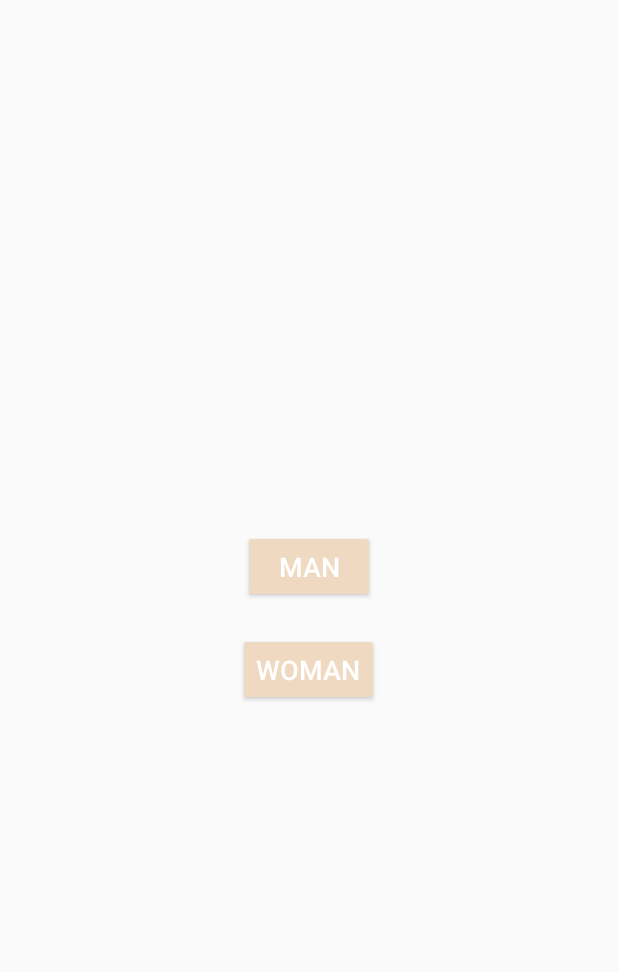
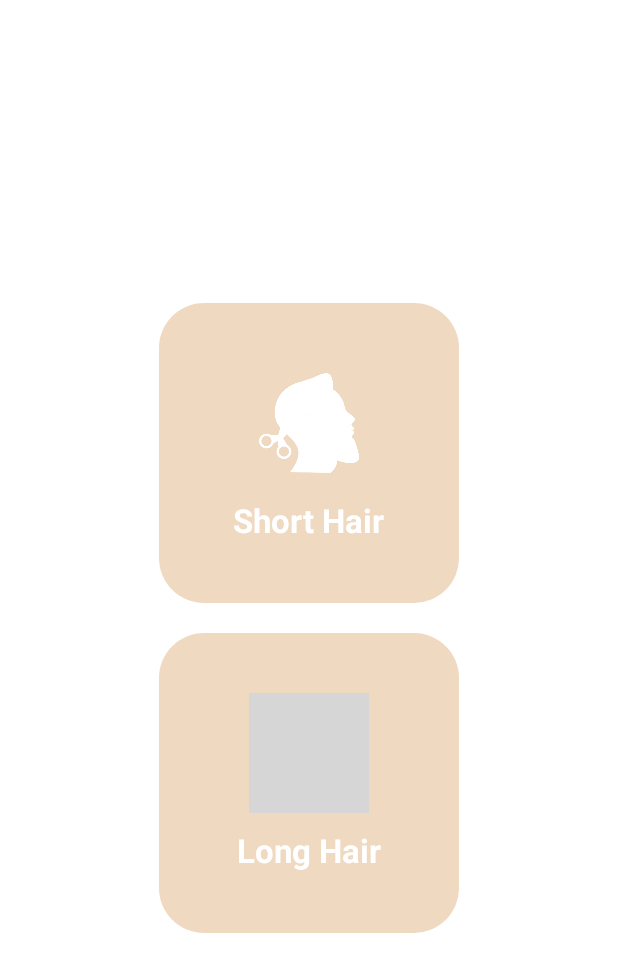
Before and after one commit to EliranMalka1/BarberShop-AndroidStudio, an Android app: the gender screen opened through its navigation route, on a phone screen of 412 x 824 dp. Shown: the top 972 px of the screen. Run offline under Robolectric (Android 15) with nearby library versions, the phone set to English and light mode, and no system bars; our stand-ins replace Firebase (no records; nobody signed in at launch, a user with empty details on screens opened directly); grey boxes are pictures that could not be loaded.

Commit message:
change gender style

```diff
--- a/app/src/main/java/com/example/navigtion_app/frams/gender.java
+++ b/app/src/main/java/com/example/navigtion_app/frams/gender.java
@@ -9,6 +9,7 @@ import android.view.LayoutInflater;
 import android.view.View;
 import android.view.ViewGroup;
 import android.widget.Button;
+import android.widget.LinearLayout;
 
 import com.example.navigtion_app.R;
 
@@ -65,7 +66,7 @@ public class gender extends Fragment {
 
         View view=inflater.inflate(R.layout.fragment_gender, container, false);
 
-        Button shortHair=view.findViewById(R.id.button_man);
+        LinearLayout shortHair=view.findViewById(R.id.button_man);
         shortHair.setOnClickListener(new View.OnClickListener() {
             @Override
             public void onClick(View v) {
@@ -73,7 +74,7 @@ public class gender extends Fragment {
             }
         });
 
-        Button longHair=view.findViewById(R.id.button_woman);
+        LinearLayout longHair=view.findViewById(R.id.button_woman);
         longHair.setOnClickListener(new View.OnClickListener() {
             @Override
             public void onClick(View v) {
--- /dev/null
+++ b/app/src/main/res/drawable/rounded_square_button.xml
@@ -0,0 +1,6 @@
+<?xml version="1.0" encoding="utf-8"?>
+<shape xmlns:android="http://schemas.android.com/apk/res/android"
+    android:shape="rectangle">
+    <corners android:radius="30dp"/> <!-- פינות יותר חדות -->
+    <solid android:color="@color/brown"/> <!-- צבע הכפתור -->
+</shape>
--- a/app/src/main/res/layout/fragment_gender.xml
+++ b/app/src/main/res/layout/fragment_gender.xml
@@ -1,9 +1,11 @@
 <?xml version="1.0" encoding="utf-8"?>
 <FrameLayout xmlns:android="http://schemas.android.com/apk/res/android"
+    xmlns:app="http://schemas.android.com/apk/res-auto"
     xmlns:tools="http://schemas.android.com/tools"
     android:layout_width="match_parent"
     android:layout_height="match_parent"
-    tools:context=".frams.gender">
+    tools:context=".frams.gender"
+    android:background="@color/white">
 
     <LinearLayout
         android:layout_width="match_parent"
@@ -12,29 +14,66 @@
         android:gravity="center"
         android:padding="20dp">
 
-        <Button
+        <!-- כפתור MAN -->
+        <LinearLayout
             android:id="@+id/button_man"
-            android:layout_width="wrap_content"
-            android:layout_height="wrap_content"
-            android:text="Man"
-            android:textSize="18sp"
-            android:padding="12dp"
-            android:backgroundTint="@color/brown"
-            android:textColor="@android:color/white" />
+            android:layout_width="200dp"
+            android:layout_height="200dp"
+            android:orientation="vertical"
+            android:gravity="center"
+            android:background="@drawable/rounded_square_button"
+            android:padding="15dp"
+            android:clickable="true"
+            android:focusable="true"
+            android:layout_marginBottom="20dp">
 
-        <View
-            android:layout_width="match_parent"
-            android:layout_height="20dp" />
+            <ImageView
+                android:layout_width="80dp"
+                android:layout_height="80dp"
+                android:src="@drawable/shorthair"
+                android:layout_gravity="center"
+                app:tint="@android:color/white" />
 
-        <Button
+            <TextView
+                android:layout_width="wrap_content"
+                android:layout_height="wrap_content"
+                android:text="Short Hair"
+                android:textSize="22sp"
+                android:textColor="@android:color/white"
+                android:textStyle="bold"
+                android:layout_marginTop="10dp"
+                android:layout_gravity="center" />
+        </LinearLayout>
+
+        <!-- כפתור WOMAN -->
+        <LinearLayout
             android:id="@+id/button_woman"
-            android:layout_width="wrap_content"
-            android:layout_height="wrap_content"
-            android:text="Woman"
-            android:textSize="18sp"
-            android:padding="12dp"
-            android:backgroundTint="@color/brown"
-            android:textColor="@android:color/white" />
+            android:layout_width="200dp"
+            android:layout_height="200dp"
+            android:orientation="vertical"
+            android:gravity="center"
+            android:background="@drawable/rounded_square_button"
+            android:padding="15dp"
+            android:clickable="true"
+            android:focusable="true">
+
+            <ImageView
+                android:layout_width="80dp"
+                android:layout_height="80dp"
+                android:src="@drawable/longhair"
+                android:layout_gravity="center"
+                app:tint="@android:color/white" />
+
+            <TextView
+                android:layout_width="wrap_content"
+                android:layout_height="wrap_content"
+                android:text="Long Hair"
+                android:textSize="22sp"
+                android:textColor="@android:color/white"
+                android:textStyle="bold"
+                android:layout_marginTop="10dp"
+                android:layout_gravity="center"/>
+        </LinearLayout>
 
     </LinearLayout>
 
```
